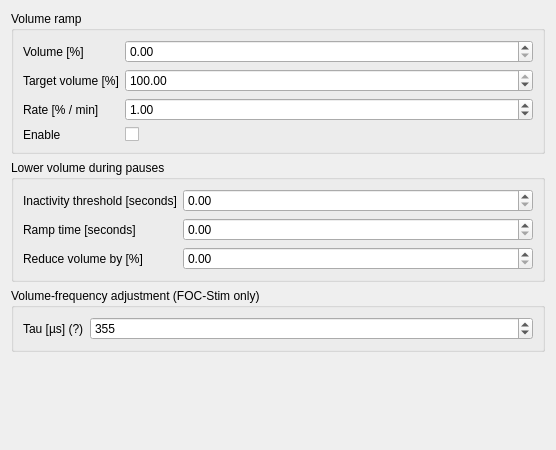
diglet48/restim, file designer/volumecontrolwidget.ui: the form before one commit.
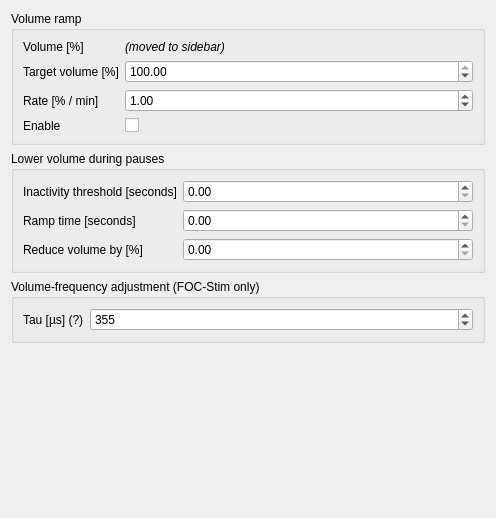
The form after the commit.

Commit message: Move volume control to sidebar

The edit to the form file:
```diff
--- a/designer/volumecontrolwidget.ui
+++ b/designer/volumecontrolwidget.ui
@@ -6,8 +6,8 @@
    <rect>
     <x>0</x>
     <y>0</y>
-    <width>556</width>
-    <height>450</height>
+    <width>496</width>
+    <height>518</height>
    </rect>
   </property>
   <property name="windowTitle">
@@ -27,19 +27,6 @@
         </property>
        </widget>
       </item>
-      <item row="0" column="1">
-       <widget class="QDoubleSpinBox" name="doubleSpinBox_volume">
-        <property name="decimals">
-         <number>2</number>
-        </property>
-        <property name="maximum">
-         <double>100.000000000000000</double>
-        </property>
-        <property name="singleStep">
-         <double>0.100000000000000</double>
-        </property>
-       </widget>
-      </item>
       <item row="1" column="0">
        <widget class="QLabel" name="label_target_volume">
         <property name="text">
@@ -94,6 +81,13 @@
         </property>
        </widget>
       </item>
+      <item row="0" column="1">
+       <widget class="QLabel" name="label_6">
+        <property name="text">
+         <string>&lt;html&gt;&lt;head/&gt;&lt;body&gt;&lt;p&gt;&lt;span style=&quot; font-style:italic;&quot;&gt;(moved to sidebar)&lt;/span&gt;&lt;/p&gt;&lt;/body&gt;&lt;/html&gt;</string>
+        </property>
+       </widget>
+      </item>
      </layout>
     </widget>
    </item>
```
Left out of the diff: 1 changed line with no effect on the pictures. The commit also changes 5 other files.
